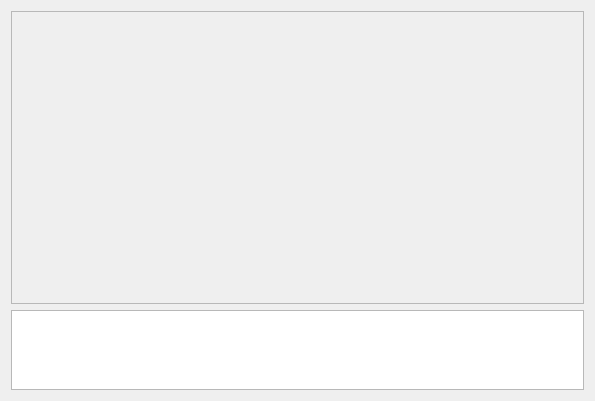
Before: the Qt Designer form App/Dialogs/SegmentationInspector/SegmentationInspector.ui in FelixdelasPozas/EspINA, drawn with Qt 5.
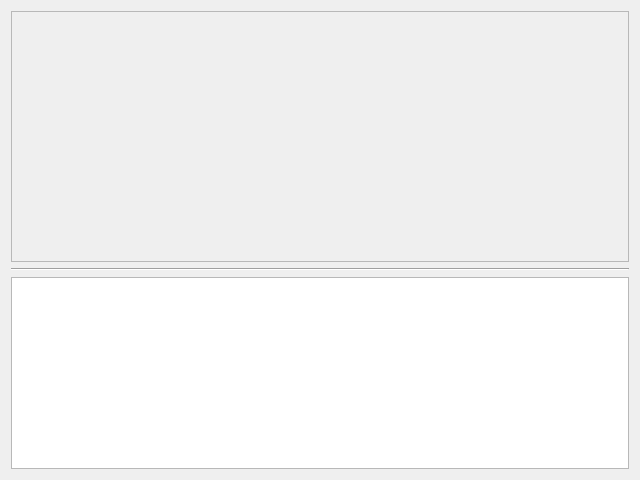
After: the same form once the commit is applied. Icons and pictures are not drawn.

Commit message: Segmentation Inspector shows the information of multiple segmentations with their respective channels. Drag & drop between segmentation inspector and segmentation explorer (for segmentations or taxonomy groups). LayoutTaxonomy now disables buttons when there isn't a taxonomy element selected or there are more than one. GUI modifications in VolumeView to add crosshair scrollbars. Deleted unused files: SegmentationDelegate.*

Patch:
```diff
--- a/App/Dialogs/SegmentationInspector/SegmentationInspector.ui
+++ b/App/Dialogs/SegmentationInspector/SegmentationInspector.ui
@@ -6,20 +6,20 @@
    <rect>
     <x>0</x>
     <y>0</y>
-    <width>595</width>
-    <height>401</height>
+    <width>640</width>
+    <height>480</height>
    </rect>
   </property>
   <property name="minimumSize">
    <size>
-    <width>400</width>
-    <height>300</height>
+    <width>640</width>
+    <height>480</height>
    </size>
   </property>
   <property name="windowTitle">
    <string>Segmentation Inspector</string>
   </property>
-  <layout class="QVBoxLayout" name="verticalLayout">
+  <layout class="QVBoxLayout" name="verticalLayout" stretch="1,0,0">
    <item>
     <layout class="QHBoxLayout" name="horizontalLayout">
      <item>
@@ -41,8 +41,8 @@
          <rect>
           <x>0</x>
           <y>0</y>
-          <width>579</width>
-          <height>301</height>
+          <width>618</width>
+          <height>251</height>
          </rect>
         </property>
        </widget>
@@ -50,17 +50,24 @@
      </item>
     </layout>
    </item>
+   <item>
+    <widget class="Line" name="line">
+     <property name="orientation">
+      <enum>Qt::Horizontal</enum>
+     </property>
+    </widget>
+   </item>
    <item>
     <widget class="QTableView" name="m_dataView">
      <property name="sizePolicy">
-      <sizepolicy hsizetype="Expanding" vsizetype="Minimum">
+      <sizepolicy hsizetype="Expanding" vsizetype="MinimumExpanding">
        <horstretch>0</horstretch>
        <verstretch>0</verstretch>
       </sizepolicy>
      </property>
-     <property name="maximumSize">
+     <property name="minimumSize">
       <size>
-       <width>16777215</width>
+       <width>0</width>
        <height>80</height>
       </size>
      </property>
```
Left out of the diff: 3 changed lines with no effect on the pictures. The commit also changes 21 other files.
